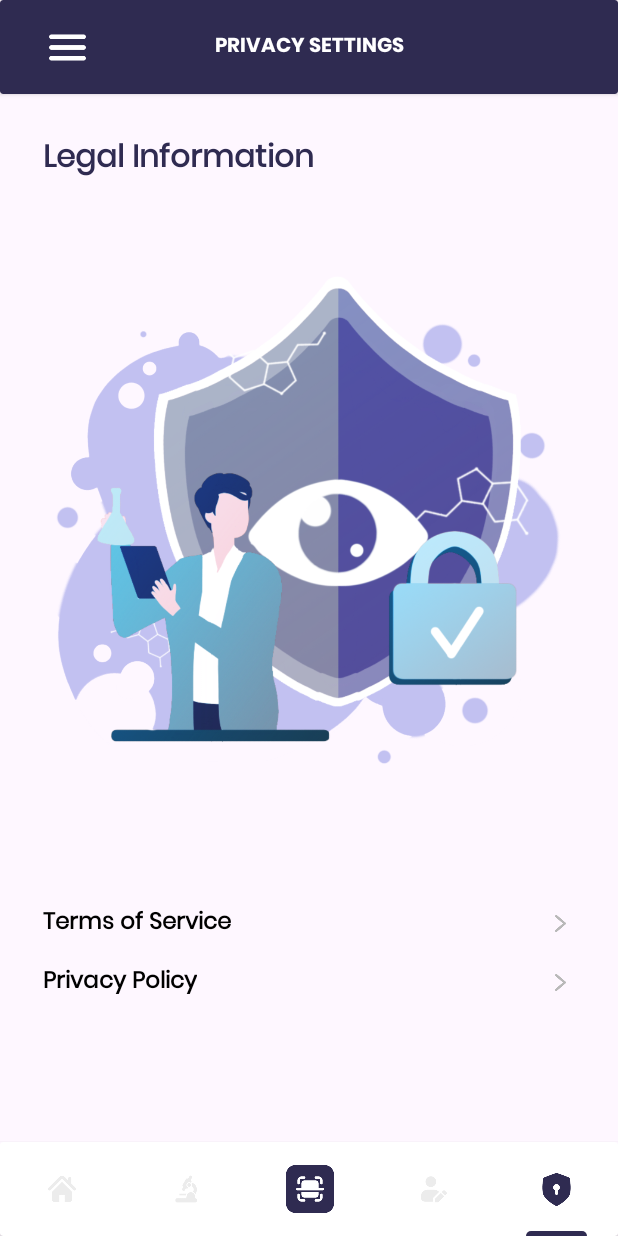
After one commit to Raielaaa/Llabass-app, an Android app: the layout fragment_privacy.xml on its own in the app's theme, with its tools: preview values and no code run, on a phone screen of 412 x 824 dp. The commit adds this screen. Run offline under Robolectric (Android 15) with nearby library versions, the phone set to English and light mode, and no system bars.

Commit message:
v7.1 Update navigation

```diff
--- a/app/src/main/res/drawable/ic_launcher_foreground.xml
+++ b/app/src/main/java/com/example/lab_ass_app/ui/main/student_teacher/privacy/PrivacyFragment.kt
@@ -1,30 +1,42 @@
-<vector xmlns:android="http://schemas.android.com/apk/res/android"
-    xmlns:aapt="http://schemas.android.com/aapt"
-    android:width="108dp"
-    android:height="108dp"
-    android:viewportWidth="108"
-    android:viewportHeight="108">
-    <path android:pathData="M31,63.928c0,0 6.4,-11 12.1,-13.1c7.2,-2.6 26,-1.4 26,-1.4l38.1,38.1L107,108.928l-32,-1L31,63.928z">
-        <aapt:attr name="android:fillColor">
-            <gradient
-                android:endX="85.84757"
-                android:endY="92.4963"
-                android:startX="42.9492"
-                android:startY="49.59793"
-                android:type="linear">
-                <item
-                    android:color="#44000000"
-                    android:offset="0.0" />
-                <item
-                    android:color="#00000000"
-                    android:offset="1.0" />
-            </gradient>
-        </aapt:attr>
-    </path>
-    <path
-        android:fillColor="#FFFFFF"
-        android:fillType="nonZero"
-        android:pathData="M65.3,45.828l3.8,-6.6c0.2,-0.4 0.1,-0.9 -0.3,-1.1c-0.4,-0.2 -0.9,-0.1 -1.1,0.3l-3.9,6.7c-6.3,-2.8 -13.4,-2.8 -19.7,0l-3.9,-6.7c-0.2,-0.4 -0.7,-0.5 -1.1,-0.3C38.8,38.328 38.7,38.828 38.9,39.228l3.8,6.6C36.2,49.428 31.7,56.028 31,63.928h46C76.3,56.028 71.8,49.428 65.3,45.828zM43.4,57.328c-0.8,0 -1.5,-0.5 -1.8,-1.2c-0.3,-0.7 -0.1,-1.5 0.4,-2.1c0.5,-0.5 1.4,-0.7 2.1,-0.4c0.7,0.3 1.2,1 1.2,1.8C45.3,56.528 44.5,57.328 43.4,57.328L43.4,57.328zM64.6,57.328c-0.8,0 -1.5,-0.5 -1.8,-1.2s-0.1,-1.5 0.4,-2.1c0.5,-0.5 1.4,-0.7 2.1,-0.4c0.7,0.3 1.2,1 1.2,1.8C66.5,56.528 65.6,57.328 64.6,57.328L64.6,57.328z"
-        android:strokeWidth="1"
-        android:strokeColor="#00000000" />
-</vector>
+package com.example.lab_ass_app.ui.main.student_teacher.privacy
+
+import androidx.lifecycle.ViewModelProvider
+import android.os.Bundle
+import androidx.fragment.app.Fragment
+import android.view.LayoutInflater
+import android.view.View
+import android.view.ViewGroup
+import androidx.core.view.GravityCompat
+import androidx.drawerlayout.widget.DrawerLayout
+import com.example.lab_ass_app.R
+import com.example.lab_ass_app.databinding.FragmentPrivacyBinding
+import com.example.lab_ass_app.ui.Helper
+
+class PrivacyFragment : Fragment() {
+    private lateinit var viewModel: PrivacyViewModel
+    private lateinit var binding: FragmentPrivacyBinding
+
+    override fun onCreateView(
+        inflater: LayoutInflater, container: ViewGroup?,
+        savedInstanceState: Bundle?
+    ): View {
+        binding = FragmentPrivacyBinding.inflate(inflater, container, false)
+
+        initNavDrawer()
+
+        return binding.root
+    }
+
+    private fun initNavDrawer() {
+        val drawerLayout: DrawerLayout = Helper.navDrawerInstance
+
+        binding.ivPrivacyNavDrawer.setOnClickListener {
+            // Toggle the drawer (open if closed, close if open)
+            if (drawerLayout.isDrawerOpen(GravityCompat.START)) {
+                drawerLayout.closeDrawer(GravityCompat.START)
+            } else {
+                drawerLayout.openDrawer(GravityCompat.START)
+            }
+        }
+    }
+}
--- /dev/null
+++ b/app/src/main/java/com/example/lab_ass_app/ui/main/student_teacher/privacy/PrivacyViewModel.kt
@@ -0,0 +1,7 @@
+package com.example.lab_ass_app.ui.main.student_teacher.privacy
+
+import androidx.lifecycle.ViewModel
+
+class PrivacyViewModel : ViewModel() {
+    // TODO: Implement the ViewModel
+}
--- a/app/src/main/res/layout/fragment_home.xml
+++ b/app/src/main/res/layout/fragment_home.xml
@@ -658,7 +658,7 @@
                 <ImageView
                     android:layout_marginBottom="@dimen/_14sdp"
                     android:layout_weight="1"
-                    android:id="@+id/imageView23"
+                    android:id="@+id/btmDrawerHome"
                     android:layout_width="match_parent"
                     android:layout_height="wrap_content"
                     android:src="@drawable/home_home_colored" />
@@ -675,7 +675,7 @@
             <ImageView
                 android:padding="@dimen/_16sdp"
                 android:layout_weight="1"
-                android:id="@+id/imageView12"
+                android:id="@+id/btmDrawerList"
                 android:layout_width="match_parent"
                 android:layout_height="wrap_content"
                 android:src="@drawable/top_tools" />
@@ -691,7 +691,7 @@
             <ImageView
                 android:padding="@dimen/_16sdp"
                 android:layout_weight="1"
-                android:id="@+id/imageView24"
+                android:id="@+id/btnDrawerUser"
                 android:layout_width="match_parent"
                 android:layout_height="wrap_content"
                 android:src="@drawable/home_user_white" />
@@ -699,7 +699,7 @@
             <ImageView
                 android:padding="@dimen/_16sdp"
                 android:layout_weight="1"
-                android:id="@+id/imageView25"
+                android:id="@+id/btmDrawerPrivacy"
                 android:layout_width="match_parent"
                 android:layout_height="wrap_content"
                 android:src="@drawable/home_privacy_white" />
--- /dev/null
+++ b/app/src/main/res/layout/fragment_privacy.xml
@@ -0,0 +1,221 @@
+<?xml version="1.0" encoding="utf-8"?>
+<androidx.constraintlayout.widget.ConstraintLayout xmlns:android="http://schemas.android.com/apk/res/android"
+    xmlns:app="http://schemas.android.com/apk/res-auto"
+    xmlns:tools="http://schemas.android.com/tools"
+    android:layout_width="match_parent"
+    android:layout_height="match_parent"
+    tools:context=".ui.main.student_teacher.privacy.PrivacyFragment">
+
+    <androidx.cardview.widget.CardView
+        android:id="@+id/cardView8"
+        android:layout_width="0dp"
+        android:layout_height="@dimen/_48sdp"
+        android:backgroundTint="@color/Theme.color.main"
+        app:layout_constraintEnd_toEndOf="parent"
+        app:layout_constraintHorizontal_bias="0.5"
+        app:layout_constraintStart_toStartOf="parent"
+        app:layout_constraintTop_toTopOf="parent">
+
+        <androidx.constraintlayout.widget.ConstraintLayout
+            android:layout_width="match_parent"
+            android:layout_height="match_parent">
+
+            <ImageView
+                android:id="@+id/ivPrivacyNavDrawer"
+                android:layout_width="@dimen/_25sdp"
+                android:layout_height="@dimen/_25sdp"
+                android:src="@drawable/menu_white"
+                app:layout_constraintBottom_toBottomOf="parent"
+                app:layout_constraintStart_toStartOf="@+id/guideline12"
+                app:layout_constraintTop_toTopOf="parent"
+                app:layout_constraintVertical_bias="0.5" />
+
+            <androidx.constraintlayout.widget.Guideline
+                android:id="@+id/guideline12"
+                android:layout_width="wrap_content"
+                android:layout_height="wrap_content"
+                android:orientation="vertical"
+                app:layout_constraintGuide_percent="0.07" />
+
+            <TextView
+                android:id="@+id/textView46"
+                android:layout_width="wrap_content"
+                android:layout_height="wrap_content"
+                android:fontFamily="@font/poppins_bold"
+                android:text="@string/privacy_title"
+                android:textColor="@color/white"
+                app:layout_constraintBottom_toBottomOf="parent"
+                app:layout_constraintEnd_toEndOf="parent"
+                app:layout_constraintHorizontal_bias="0.5"
+                app:layout_constraintStart_toStartOf="parent"
+                app:layout_constraintTop_toTopOf="parent"
+                app:layout_constraintVertical_bias="0.5" />
+        </androidx.constraintlayout.widget.ConstraintLayout>
+    </androidx.cardview.widget.CardView>
+
+    <androidx.constraintlayout.widget.Guideline
+        android:id="@+id/guideline13"
+        android:layout_width="wrap_content"
+        android:layout_height="wrap_content"
+        android:orientation="vertical"
+        app:layout_constraintGuide_percent="0.07" />
+
+    <androidx.constraintlayout.widget.Guideline
+        android:id="@+id/guideline15"
+        android:layout_width="wrap_content"
+        android:layout_height="wrap_content"
+        android:orientation="vertical"
+        app:layout_constraintGuide_percent="0.93" />
+
+    <TextView
+        android:id="@+id/textView47"
+        android:layout_width="wrap_content"
+        android:layout_height="wrap_content"
+        android:layout_marginTop="@dimen/_20sdp"
+        android:fontFamily="@font/poppins"
+        android:text="@string/privacy_header_1"
+        android:textColor="@color/Theme.color.main"
+        android:textSize="@dimen/_16ssp"
+        android:textStyle="bold"
+        app:layout_constraintStart_toStartOf="@+id/guideline13"
+        app:layout_constraintTop_toBottomOf="@+id/cardView8" />
+
+    <ImageView
+        android:layout_marginBottom="@dimen/_20sdp"
+        android:layout_marginTop="@dimen/_20sdp"
+        android:id="@+id/imageView26"
+        android:layout_width="0dp"
+        android:layout_height="0dp"
+        android:src="@drawable/main_bg_4"
+        app:layout_constraintBottom_toTopOf="@+id/guideline16"
+        app:layout_constraintEnd_toStartOf="@+id/guideline15"
+        app:layout_constraintStart_toStartOf="@+id/guideline13"
+        app:layout_constraintTop_toBottomOf="@+id/textView47" />
+
+    <androidx.constraintlayout.widget.Guideline
+        android:id="@+id/guideline16"
+        android:layout_width="wrap_content"
+        android:layout_height="wrap_content"
+        android:orientation="horizontal"
+        app:layout_constraintGuide_percent="0.7" />
+
+    <TextView
+        android:layout_marginTop="@dimen/_20sdp"
+        android:textColor="@color/black"
+        android:fontFamily="@font/poppins"
+        android:textSize="@dimen/_12ssp"
+        android:textStyle="bold"
+        android:id="@+id/textView48"
+        android:layout_width="wrap_content"
+        android:layout_height="wrap_content"
+        android:text="@string/privacy_item_1"
+        app:layout_constraintStart_toStartOf="@+id/guideline13"
+        app:layout_constraintTop_toTopOf="@+id/guideline16" />
+
+    <TextView
+        android:layout_marginTop="@dimen/_10sdp"
+        android:fontFamily="@font/poppins"
+        android:textSize="@dimen/_12ssp"
+        android:textStyle="bold"
+        android:textColor="@color/black"
+        android:id="@+id/textView49"
+        android:layout_width="wrap_content"
+        android:layout_height="wrap_content"
+        android:text="@string/privacy_item_2"
+        app:layout_constraintStart_toStartOf="@+id/guideline13"
+        app:layout_constraintTop_toBottomOf="@+id/textView48" />
+
+    <ImageView
+        android:id="@+id/imageView27"
+        android:layout_width="@dimen/_15sdp"
+        android:layout_height="@dimen/_15sdp"
+        android:src="@drawable/privacy_right_arrow"
+        app:layout_constraintBottom_toBottomOf="@+id/textView48"
+        app:layout_constraintEnd_toStartOf="@+id/guideline15"
+        app:layout_constraintTop_toTopOf="@+id/textView48" />
+
+    <ImageView
+        android:id="@+id/imageView28"
+        android:layout_width="@dimen/_15sdp"
+        android:layout_height="@dimen/_15sdp"
+        android:src="@drawable/privacy_right_arrow"
+        app:layout_constraintBottom_toBottomOf="@+id/textView49"
+        app:layout_constraintEnd_toStartOf="@+id/guideline15"
+        app:layout_constraintTop_toTopOf="@+id/textView49" />
+
+    <androidx.cardview.widget.CardView
+        app:cardBackgroundColor="@color/white"
+        android:id="@+id/cardView7"
+        android:layout_width="0dp"
+        android:layout_height="@dimen/_48sdp"
+        app:layout_constraintBottom_toBottomOf="parent"
+        app:layout_constraintEnd_toEndOf="parent"
+        app:layout_constraintHorizontal_bias="0.5"
+        app:layout_constraintStart_toStartOf="parent">
+
+        <LinearLayout
+            android:layout_width="match_parent"
+            android:layout_height="match_parent"
+            android:orientation="horizontal">
+
+            <ImageView
+                android:padding="@dimen/_17sdp"
+                android:layout_weight="1"
+                android:id="@+id/btmDrawerHome"
+                android:layout_width="match_parent"
+                android:layout_height="wrap_content"
+                android:src="@drawable/home_home_white" />
+
+            <ImageView
+                android:padding="@dimen/_16sdp"
+                android:layout_weight="1"
+                android:id="@+id/btmDrawerList"
+                android:layout_width="match_parent"
+                android:layout_height="wrap_content"
+                android:src="@drawable/top_tools" />
+
+            <ImageView
+                android:padding="@dimen/_12sdp"
+                android:layout_weight="1"
+                android:id="@+id/imageView22"
+                android:layout_width="match_parent"
+                android:layout_height="wrap_content"
+                android:src="@drawable/home_scan" />
+
+            <ImageView
+                android:padding="@dimen/_16sdp"
+                android:layout_weight="1"
+                android:id="@+id/btnDrawerUser"
+                android:layout_width="match_parent"
+                android:layout_height="wrap_content"
+                android:src="@drawable/home_user_white" />
+
+            <LinearLayout
+                android:paddingStart="@dimen/_16sdp"
+                android:paddingEnd="@dimen/_16sdp"
+                android:paddingTop="@dimen/_16sdp"
+                android:layout_weight="1"
+                android:layout_width="match_parent"
+                android:layout_height="match_parent"
+                android:orientation="vertical">
+
+                <ImageView
+                    android:layout_marginBottom="@dimen/_13sdp"
+                    android:layout_weight="1"
+                    android:id="@+id/btmDrawerPrivacy"
+                    android:layout_width="match_parent"
+                    android:layout_height="wrap_content"
+                    android:src="@drawable/privacy_colored" />
+
+                <View
+                    android:background="@drawable/home_selected_bottom_bg"
+                    android:layout_weight="1"
+                    android:id="@+id/view5"
+                    android:layout_width="match_parent"
+                    android:layout_height="@dimen/_5sdp" />
+
+            </LinearLayout>
+
+        </LinearLayout>
+    </androidx.cardview.widget.CardView>
+</androidx.constraintlayout.widget.ConstraintLayout>
--- a/app/src/main/res/navigation/navigation.xml
+++ b/app/src/main/res/navigation/navigation.xml
@@ -108,6 +108,13 @@
             app:exitAnim="@anim/push_right_out"
             app:popEnterAnim="@anim/push_left_in"
             app:popExitAnim="@anim/push_left_out" />
+        <action
+            android:id="@+id/action_homeFragment_to_privacyFragment"
+            app:destination="@id/privacyFragment"
+            app:enterAnim="@anim/push_left_in"
+            app:exitAnim="@anim/push_left_out"
+            app:popEnterAnim="@anim/push_right_in"
+            app:popExitAnim="@anim/push_right_out" />
     </fragment>
     <dialog
         android:id="@+id/termsOfServiceDialog"
@@ -129,4 +136,17 @@
             app:popEnterAnim="@anim/push_right_in"
             app:popExitAnim="@anim/push_right_out" />
     </dialog>
+    <fragment
+        android:id="@+id/privacyFragment"
+        android:name="com.example.lab_ass_app.ui.main.student_teacher.privacy.PrivacyFragment"
+        android:label="fragment_privacy"
+        tools:layout="@layout/fragment_privacy" >
+        <action
+            android:id="@+id/action_privacyFragment_to_homeFragment"
+            app:destination="@id/homeFragment"
+            app:enterAnim="@anim/push_right_in"
+            app:exitAnim="@anim/push_right_out"
+            app:popEnterAnim="@anim/push_left_in"
+            app:popExitAnim="@anim/push_left_out" />
+    </fragment>
 </navigation>
--- a/app/src/main/res/values/strings.xml
+++ b/app/src/main/res/values/strings.xml
@@ -128,4 +128,10 @@
     <string name="st_home_chem">CHEM</string>
     <string name="st_home_list_item">List Items</string>
     <string name="st_home_type_placeholder">TOOLS</string>
+
+    <!-- Privacy settings -->
+    <string name="privacy_title">PRIVACY SETTINGS</string>
+    <string name="privacy_header_1">Legal Information</string>
+    <string name="privacy_item_1">Terms of Service</string>
+    <string name="privacy_item_2">Privacy Policy</string>
 </resources>
```
Also changed, not shown: app/src/main/res/drawable/home_home_white.png (added), app/src/main/res/drawable/main_bg_4.png (added), app/src/main/res/drawable/menu_white.png (added), app/src/main/res/drawable/privacy_colored.png (added), app/src/main/res/drawable/privacy_right_arrow.png (added).
